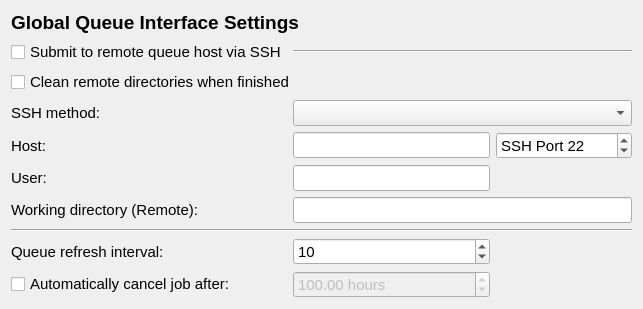
First picture: the form in src/search/gui/queueinterfaces/globalqueueinterfacesettingswidget.ui, repository xtalopt/XtalOpt, before the edit.
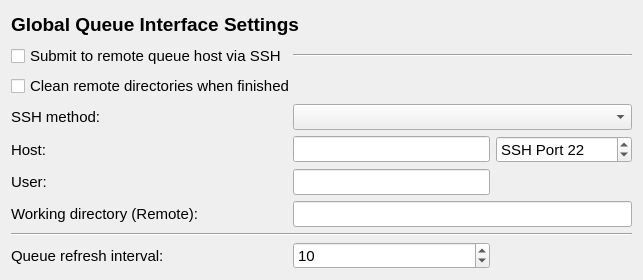
Second picture: the form after the edit.

```diff
--- a/src/search/gui/queueinterfaces/globalqueueinterfacesettingswidget.ui
+++ b/src/search/gui/queueinterfaces/globalqueueinterfacesettingswidget.ui
@@ -193,38 +193,6 @@
        </property>
       </widget>
      </item>
-     <item row="9" column="0">
-      <widget class="QCheckBox" name="cb_cancelJobAfterTime">
-       <property name="toolTip">
-        <string>&lt;html&gt;&lt;head/&gt;&lt;body&gt;&lt;p&gt;Automatically cancel a job after a specified amount of time. The next pending job will then be submitted.&lt;/p&gt;&lt;/body&gt;&lt;/html&gt;</string>
-       </property>
-       <property name="text">
-        <string>Automatically cancel job after:</string>
-       </property>
-      </widget>
-     </item>
-     <item row="9" column="1">
-      <widget class="QDoubleSpinBox" name="spin_hoursForCancelJobAfterTime">
-       <property name="enabled">
-        <bool>false</bool>
-       </property>
-       <property name="toolTip">
-        <string>&lt;html&gt;&lt;head/&gt;&lt;body&gt;&lt;p&gt;Automatically cancel a job after a specified amount of time.&lt;/p&gt;&lt;/body&gt;&lt;/html&gt;</string>
-       </property>
-       <property name="suffix">
-        <string> hours</string>
-       </property>
-       <property name="minimum">
-        <double>0.010000000000000</double>
-       </property>
-       <property name="maximum">
-        <double>10000.000000000000000</double>
-       </property>
-       <property name="value">
-        <double>100.000000000000000</double>
-       </property>
-      </widget>
-     </item>
     </layout>
    </item>
   </layout>
```
